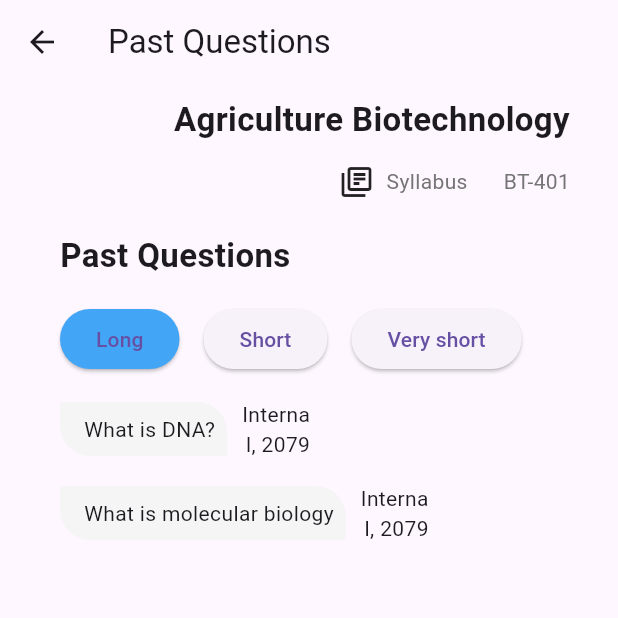
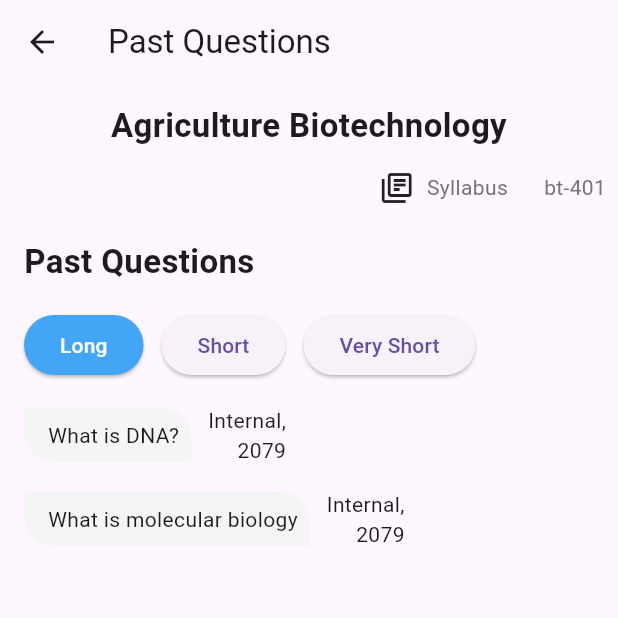
Before and after one commit to rizanB/past_qns, a Flutter app: the screen it shows after launch, after a tap on "Agriculture Biotechnology", on a phone screen of 412 x 824 dp, the top half of it. Run offline on Flutter 3.47's test engine with Material 3 defaults, Android fonts, the phone set to English and light mode, and no system bars.

Commit message:
fix bug in filtering long qn & refactors-roshan

```diff
--- a/lib/CourseDetailPage.dart
+++ b/lib/CourseDetailPage.dart
@@ -2,6 +2,8 @@
 
 import 'package:flutter/material.dart';
 import 'package:past_qns/constants/colors.dart';
+import 'package:past_qns/widgets/course_heading_section.dart';
+import 'package:past_qns/widgets/question_card.dart';
 import './data/courses.dart';
 
 class CourseDetailPage extends StatefulWidget {
@@ -25,18 +27,20 @@ class _CourseDetailPageState extends State<CourseDetailPage> {
   Map<String, dynamic> selectedCourse = {};
   List<dynamic> questionList = [];
 
-
   @override
   void initState() {
     // Find the selected course based on course_id
     selectedCourse =
         courses.firstWhere((course) => course["course_id"] == widget.course_id);
     // Get the question list from the selected course
-    questionList = selectedCourse["question_list"];
+    filterQuestionFromType(selectedFilter);
+
     super.initState();
   }
 
-  void changeFilterToSelected(String questionType){
+  final buttonList = ['Long', 'Short', 'Very-Short'];
+
+  void changeFilterToSelected(String questionType) {
     selectedFilter = questionType;
   }
 
@@ -48,49 +52,26 @@ class _CourseDetailPageState extends State<CourseDetailPage> {
 
   @override
   Widget build(BuildContext context) {
-    if (questionList.isNotEmpty) {
     return Scaffold(
       appBar: AppBar(
         title: Text("Past Questions"),
       ),
-        body: Padding(
-          padding: const EdgeInsets.fromLTRB(32.0, 8.0, 32.0, 8.0),
+      body: questionList.isNotEmpty
+          ? Padding(
+              padding:
+                  const EdgeInsets.symmetric(horizontal: 8.0, vertical: 12.0),
               child: ListView(
                 children: [
-              Text(
-                widget.course_name,
-                style: TextStyle(fontSize: 22.0, fontWeight: FontWeight.bold),
-                textAlign: TextAlign.right,
+                  CourseHeadingSection(
+                    courseName: widget.course_name,
+                    courseCode: widget.course_code,
                   ),
-
-              SizedBox(width: 8.0, height: 8.0),
-
-              Row(
-                mainAxisAlignment: MainAxisAlignment.end,
-                children: [
-                  Icon(Icons.my_library_books_outlined),
-                  Padding(
-                    padding: const EdgeInsets.all(8.0),
-                    child: Text(
-                      "Syllabus",
-                      style: TextStyle(fontSize: 14.0, color: Colors.grey[600]),
-                    ),
-                  ),
-                  SizedBox(width: 16, height: 2),
-                  Text(
-                    widget.course_code.toUpperCase(),
-                    style: TextStyle(fontSize: 14.0, color: Colors.grey[600]),
-                    textAlign: TextAlign.right, // Customize as needed
-                  ),
-                ],
-              ),
-              SizedBox(width: 8.0, height: 8.0),
-
                   Padding(
                     padding: const EdgeInsets.all(8.0),
                     child: Text(
                       "Past Questions",
-                  style: TextStyle(fontSize: 22.0, fontWeight: FontWeight.bold),
+                      style: TextStyle(
+                          fontSize: 22.0, fontWeight: FontWeight.bold),
                     ),
                   ),
 
@@ -102,124 +83,60 @@ class _CourseDetailPageState extends State<CourseDetailPage> {
                       child: Row(
                         // mainAxisAlignment: MainAxisAlignment.spaceBetween,
                         children: [
-                      ElevatedButton(
+                          ...buttonList.map((element) {
+                            return Padding(
+                              padding: const EdgeInsets.only(right: 12),
+                              child: ElevatedButton(
                                 onPressed: () {
                                   setState(() {
-                            filterQuestionFromType('long');
-                            changeFilterToSelected('long');
+                                    filterQuestionFromType(
+                                        element.toLowerCase());
+                                    changeFilterToSelected(
+                                        element.toLowerCase());
                                   });
                                 },
-                        child: Text("Long"),
                                 style: ElevatedButton.styleFrom(
-                            backgroundColor: selectedFilter == 'long'
+                                  foregroundColor:
+                                      selectedFilter == element.toLowerCase()
+                                          ? Colors.white
+                                          : null,
+                                  backgroundColor:
+                                      selectedFilter == element.toLowerCase()
                                           ? PRIMARY_BUTTON_BACKGROUND
-                                : null),
+                                          : null,
                                 ),
-                      SizedBox(
-                        width: 16.0,
+                                child: Text(element == 'Very-Short'
+                                    ? 'Very Short'
+                                    : element),
                               ),
-                      ElevatedButton(
-                          onPressed: () {
-                            setState(() {
-                              filterQuestionFromType('short');
-                              changeFilterToSelected('short');
-                            });
-                          },
-                          child: Text("Short"),
-                          style: ElevatedButton.styleFrom(
-                              backgroundColor: selectedFilter == 'short'
-                                  ? PRIMARY_BUTTON_BACKGROUND
-                                  : null)),
-                      SizedBox(
-                        width: 16.0,
-                      ),
-                      ElevatedButton(
-                          onPressed: () {
-                            setState(() {
-                              filterQuestionFromType('very-short');
-                              changeFilterToSelected('very-short');
-                            });
-                          },
-                          child: Text("Very short"),
-                          style: ElevatedButton.styleFrom(
-                              backgroundColor: selectedFilter == 'very-short'
-                                  ? PRIMARY_BUTTON_BACKGROUND
-                                  : null)),
+                            );
+                          }),
                         ],
                       ),
                     ),
                   ),
-
                   // section for generating qns from list
-              StatefulBuilder(
-                builder: (context, setState) => SingleChildScrollView(
-                  child: ListView.builder(
+                  ListView.builder(
                     itemCount: questionList.length, // Use question list length
                     shrinkWrap: true,
+                    physics: const NeverScrollableScrollPhysics(),
                     itemBuilder: (context, index) {
                       final question = questionList[index];
                       final questionText = question["question"];
                       final appearedIn = question["appeared_in"];
 
-                      return Padding(
-                        padding: const EdgeInsets.all(8.0),
-                        child: Row(
-                          children: [
-                            Flexible(
-                              flex: 5,
-                              child: Container(
-                                decoration: BoxDecoration(
-                                  color: Colors.grey[100],
-                                  borderRadius: BorderRadius.only(
-                                    topLeft: Radius.circular(
-                                        0.0), // No radius on top left
-                                    topRight: Radius.circular(
-                                        20.0), // Adjust as desired
-                                    bottomLeft: Radius.circular(
-                                        20.0), // No radius on bottom right
-                                    bottomRight: Radius.circular(
-                                        0.0), // Adjust as desired
-                                  ),
-                                ),
-                                child: Padding(
-                                  padding: const EdgeInsets.fromLTRB(
-                                      16.0, 8.0, 8.0, 8.0),
-                                  child: Text(questionText),
-                                ),
-                              ),
-                            ),
-                            Flexible(
-                              flex: 1,
-                              child: Padding(
-                                padding:
-                                    const EdgeInsets.fromLTRB(8.0, 0, 0, 0),
-                                child: Text(
-                                  appearedIn[0],
-                                  textAlign: TextAlign.right,
-                                ),
-                              ),
+                      return QuestionCard(
+                        questionText: questionText,
+                        appearedIn: appearedIn,
+                      );
+                    },
                   ),
                 ],
               ),
-                      );
-                    },
-                  ),
-                ),
-              ),
-            ],
-          ),
-        ),
-      );
-    } else {
-      // Handle the case where questionList is null (e.g., display message)
-      return Scaffold(
-        appBar: AppBar(
-          title: Text(widget.course_name),
-        ),
-        body: Center(
+            )
+          : Center(
               child: Text('No questions found for this course'),
             ),
     );
   }
 }
-}
--- /dev/null
+++ b/lib/widgets/course_heading_section.dart
@@ -0,0 +1,46 @@
+import 'package:flutter/material.dart';
+
+class CourseHeadingSection extends StatelessWidget {
+  const CourseHeadingSection({
+    required this.courseName,
+    required this.courseCode,
+    super.key,
+  });
+
+  final String courseCode;
+  final String courseName;
+
+  @override
+  Widget build(BuildContext context) {
+    return Column(
+      children: [
+        Text(
+          courseName,
+          style: const TextStyle(fontSize: 22.0, fontWeight: FontWeight.bold),
+          textAlign: TextAlign.right,
+        ),
+        const SizedBox(width: 8.0, height: 8.0),
+        Row(
+          mainAxisAlignment: MainAxisAlignment.end,
+          children: [
+            const Icon(Icons.my_library_books_outlined),
+            Padding(
+              padding: const EdgeInsets.all(8.0),
+              child: Text(
+                "Syllabus",
+                style: TextStyle(fontSize: 14.0, color: Colors.grey[600]),
+              ),
+            ),
+            const SizedBox(width: 16, height: 2),
+            Text(
+              courseCode,
+              style: TextStyle(fontSize: 14.0, color: Colors.grey[600]),
+              textAlign: TextAlign.right, // Customize as needed
+            ),
+          ],
+        ),
+        const SizedBox(width: 8.0, height: 8.0),
+      ],
+    );
+  }
+}
--- /dev/null
+++ b/lib/widgets/question_card.dart
@@ -0,0 +1,57 @@
+import 'package:flutter/material.dart';
+
+class QuestionCard extends StatelessWidget {
+  const QuestionCard({
+    super.key,
+    required this.questionText,
+    required this.appearedIn,
+  });
+
+  final String questionText;
+  final List<String> appearedIn;
+
+  @override
+  Widget build(BuildContext context) {
+    return Padding(
+      padding: const EdgeInsets.all(8.0),
+      child: Row(
+        children: [
+          Flexible(
+            flex: 5,
+            child: Container(
+              decoration: BoxDecoration(
+                color: Colors.grey[100],
+                borderRadius: const BorderRadius.only(
+                  topLeft: Radius.circular(
+                      0.0), // No radius on top left
+                  topRight: Radius.circular(
+                      20.0), // Adjust as desired
+                  bottomLeft: Radius.circular(
+                      20.0), // No radius on bottom right
+                  bottomRight: Radius.circular(
+                      0.0), // Adjust as desired
+                ),
+              ),
+              child: Padding(
+                padding: const EdgeInsets.fromLTRB(
+                    16.0, 8.0, 8.0, 8.0),
+                child: Text(questionText),
+              ),
+            ),
+          ),
+          Flexible(
+            flex: 1,
+            child: Padding(
+              padding:
+                  const EdgeInsets.fromLTRB(8.0, 0, 0, 0),
+              child: Text(
+                appearedIn[0],
+                textAlign: TextAlign.right,
+              ),
+            ),
+          ),
+        ],
+      ),
+    );
+  }
+}
```
Also changed, not shown: lib/assets/med_pharma.png (deleted). Lines whose indentation alone changed are shown as unchanged.
